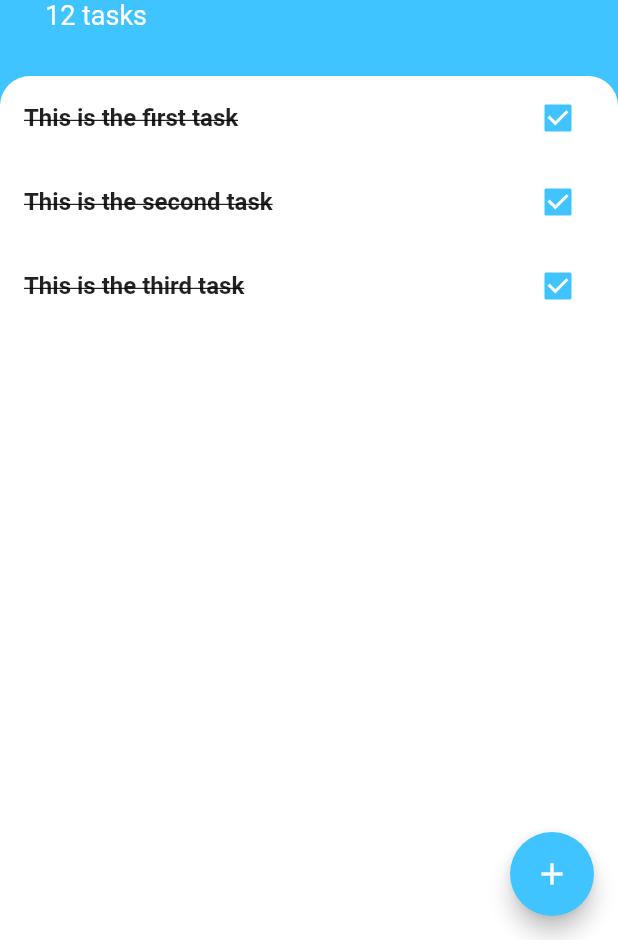
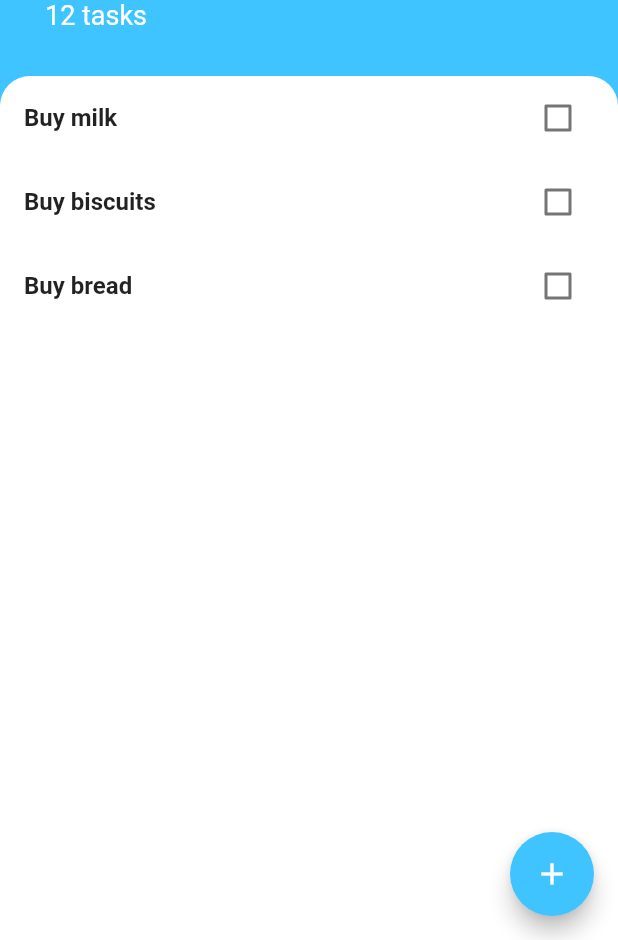
Before and after one commit to kamalx/todooye, a Flutter app: the screen it shows after launch, on a phone screen of 412 x 824 dp, the part 296-1236 px from its top. Run offline on Flutter 3.47's test engine with Material 2 defaults, Android fonts, the phone set to English and light mode, and no system bars.

Commit message:
lifting state up one more time (?)
i don't really know what's going on at
this point
(sleep deprived)

```diff
--- a/lib/widgets/tasklist.dart
+++ b/lib/widgets/tasklist.dart
@@ -1,14 +1,35 @@
 import 'package:flutter/material.dart';
+import 'package:todooye/models/task.dart';
 import 'package:todooye/widgets/tasktile.dart';
 
-class TaskList extends StatelessWidget {
+class TaskList extends StatefulWidget {
+  @override
+  _TaskListState createState() => _TaskListState();
+}
+
+class _TaskListState extends State<TaskList> {
+  List<Task> tasks = [
+    Task(name: 'Buy milk'),
+    Task(name: 'Buy biscuits'),
+    Task(name: 'Buy bread'),
+  ]; // Task is a model
+
   @override
   Widget build(BuildContext context) {
     return ListView(
       children: [
-        TaskTile(title: 'This is the first task'),
-        TaskTile(title: 'This is the second task'),
-        TaskTile(title: 'This is the third task'),
+        TaskTile(
+          title: tasks[0].name,
+          isChecked: tasks[0].isDone,
+        ),
+        TaskTile(
+          title: tasks[1].name,
+          isChecked: tasks[1].isDone,
+        ),
+        TaskTile(
+          title: tasks[2].name,
+          isChecked: tasks[2].isDone,
+        ),
       ],
     );
   }
--- a/lib/widgets/tasktile.dart
+++ b/lib/widgets/tasktile.dart
@@ -1,59 +1,34 @@
 import 'package:flutter/material.dart';
 
-class TaskTile extends StatefulWidget {
+class TaskTile extends StatelessWidget {
   final String title;
+  final bool isChecked;
 
-  TaskTile({
-    @required this.title,
-  });
-
-  @override
-  _TaskTileState createState() => _TaskTileState();
-}
-
-class _TaskTileState extends State<TaskTile> {
-  bool isChecked = true;
+  TaskTile({@required this.title, this.isChecked = false});
 
   void checkboxCallback(bool checkboxState) {
-    setState(() {
-      isChecked = checkboxState;
-    });
+    // setState(() {
+    //   isChecked = checkboxState;
+    // });
   }
 
   @override
   Widget build(BuildContext context) {
     return ListTile(
       title: Text(
-        widget.title,
+        title,
         style: TextStyle(
           fontWeight: FontWeight.w700,
           decoration: isChecked ? TextDecoration.lineThrough : null,
         ),
       ),
-      trailing: TaskCheckbox(
-        checkboxState: isChecked,
-        toggleCheckboxState: checkboxCallback,
+      trailing: Checkbox(
+        value: isChecked,
+        activeColor: Colors.lightBlueAccent,
+        // we have to manage the state of a checkbox
+        // unlike what we're used to in the web world
+        onChanged: checkboxCallback,
       ),
     );
   }
 }
-
-class TaskCheckbox extends StatelessWidget {
-  final bool checkboxState;
-  final Function toggleCheckboxState;
-  TaskCheckbox({
-    this.checkboxState,
-    this.toggleCheckboxState,
-  });
-
-  @override
-  Widget build(BuildContext context) {
-    return Checkbox(
-      value: checkboxState,
-      activeColor: Colors.lightBlueAccent,
-      // we have to manage the state of a checkbox
-      // unlike what we're used to in the web world
-      onChanged: toggleCheckboxState,
-    );
-  }
-}
```
